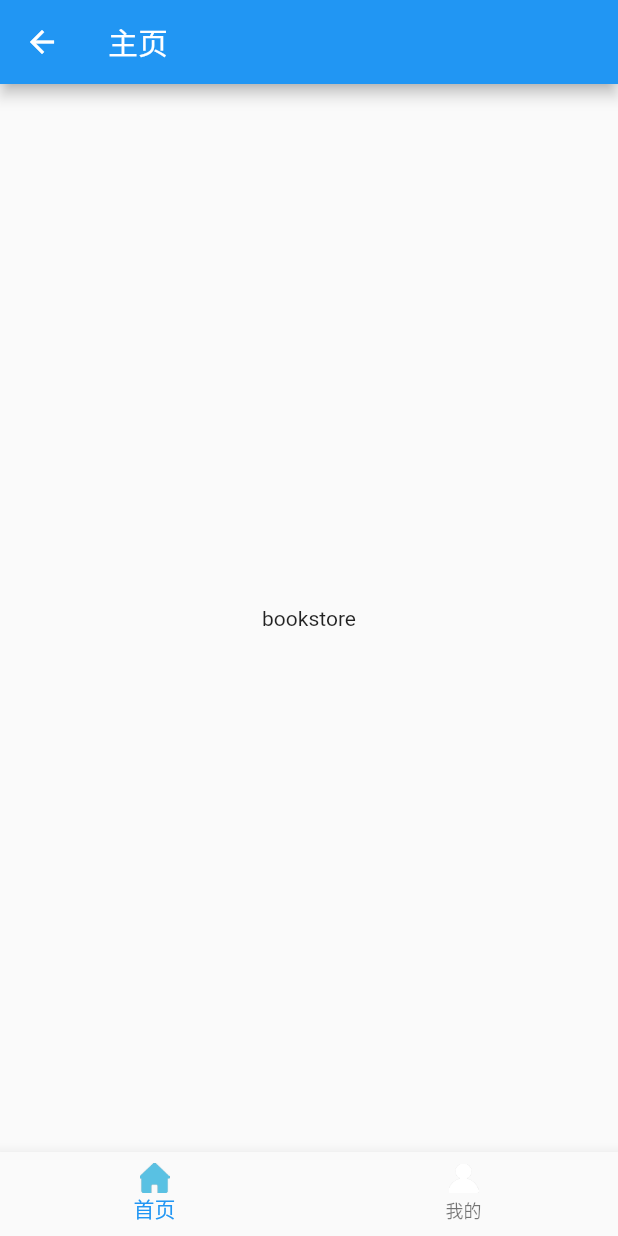
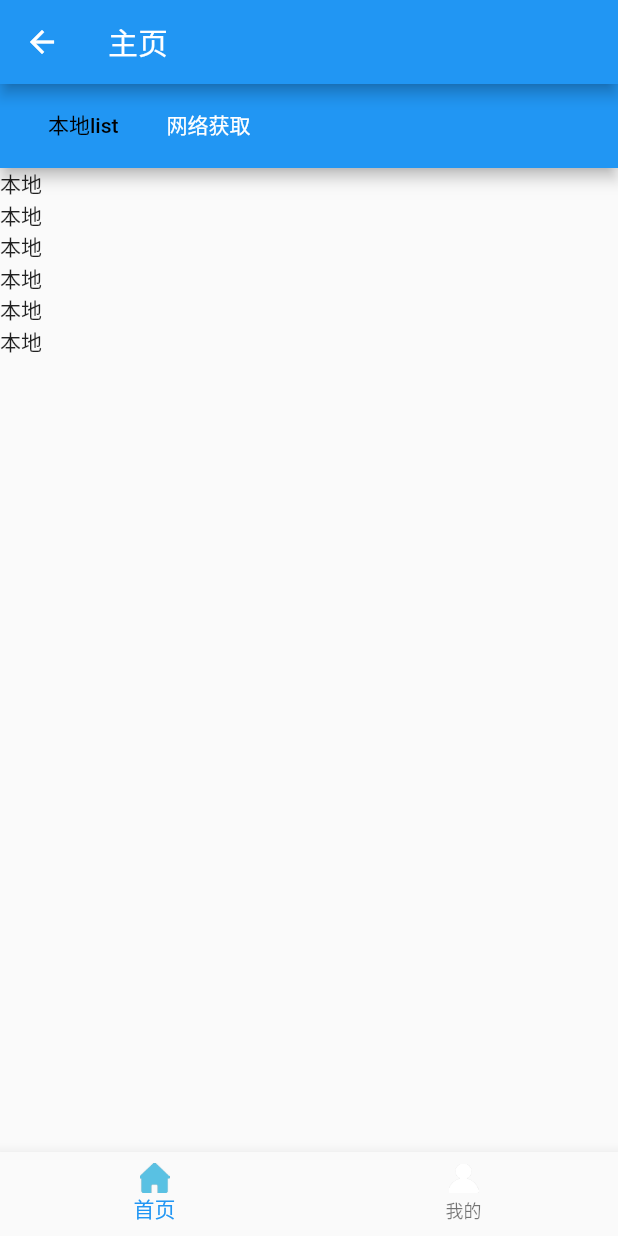
Before and after one commit to dapengyou/flutter_demo, a Flutter app: the HomePage screen opened directly, on a phone screen of 412 x 824 dp. Run offline on Flutter 3.47's test engine with Material 2 defaults, Android fonts, the phone set to English and light mode, and no system bars; our stand-ins replace fluttertoast, image_picker.

Commit message:
tab页滑动，简单的listView添加

```diff
--- a/flutter_demo/lib/pages/BookStore.dart
+++ b/flutter_demo/lib/pages/BookStore.dart
@@ -9,18 +9,73 @@ class BookStore extends StatefulWidget {
   }
 }
 
-class BookStoreState extends State<BookStore> {
+class BookStoreState extends State<BookStore>
+    with SingleTickerProviderStateMixin {
+  final List<Tab> titleTabs = <Tab>[
+    Tab(
+      text: '本地list',
+    ),
+    Tab(
+      text: '网络获取',
+    ),
+  ];
+
+  TabController _tabController;
+
+  @override
+  void initState() {
+    super.initState();
+    _tabController = new TabController(
+        vsync: this, //动画效果的异步处理，默认格式，背下来即可
+        length: 2 //需要控制的Tab页数量
+        );
+  }
+
+  //当整个页面dispose时，记得把控制器也dispose掉，释放内存
+  @override
+  void dispose() {
+    _tabController.dispose();
+    super.dispose();
+  }
+
   @override
   Widget build(BuildContext context) {
     // TODO: implement build
     return new MaterialApp(
-      title: 'Flutter Demo',
       theme: new ThemeData(
         primarySwatch: Colors.blue,
       ),
       debugShowCheckedModeBanner: false,
       home: new Scaffold(
-        body: new Center(child: new Text("bookstore")),
+        appBar: AppBar(
+          title: TabBar(
+            tabs: titleTabs,
+            labelColor: Colors.black,
+            unselectedLabelColor: Colors.white,
+            controller: _tabController,
+            isScrollable: true,
+            indicator: UnderlineTabIndicator(
+                borderSide: BorderSide(style: BorderStyle.none)),
+          ),
+        ),
+        body: Container(
+          child: TabBarView(
+            controller: _tabController,
+            children: <Widget>[
+              ListView(
+                children: <Widget>[
+                  Text('本地'),
+                  Text('本地'),
+                  Text('本地'),
+                  Text('本地'),
+                  Text('本地'),
+                  Text('本地'),
+                ],
+              ),
+              Center(child: Text('网络获取')),
+            ],
+          ),
+        ),
       ),
     );
   }
--- a/flutter_demo/lib/pages/HomePage.dart
+++ b/flutter_demo/lib/pages/HomePage.dart
@@ -76,7 +76,7 @@ class HomePageState extends State<HomePage> {
         title: new Text("主页"),
       ),
       body: _bodys[_tabIndex],
-      backgroundColor: Colors.white70,
+      backgroundColor: Colors.blueGrey,
       bottomNavigationBar: new BottomNavigationBar(
         items: <BottomNavigationBarItem>[
           new BottomNavigationBarItem(
```
